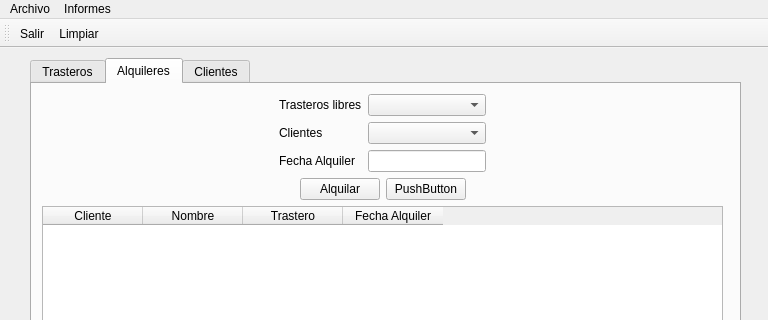
Above: ventanamain.ui from lucascabaleiro/RecuperaCabaleiroSanchez before the change; both pictures show x 0 to 768 and y 0 to 320 of the 768 by 628 pixel window. Below: the same form after it.
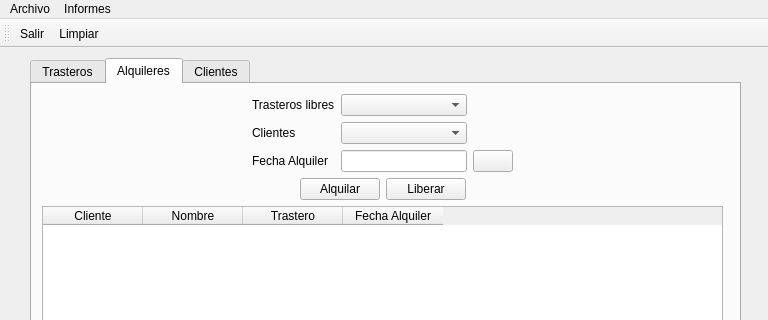
That is the form after the change. The open tabs and pages were chosen to show the change. Icons and pictures are not drawn.

Diff of the .ui file:
```diff
--- a/ventanamain.ui
+++ b/ventanamain.ui
@@ -733,7 +733,7 @@
          <item row="0" column="2">
           <widget class="QPushButton" name="btnBajaAlquiler">
            <property name="text">
-            <string>PushButton</string>
+            <string>Liberar</string>
            </property>
           </widget>
          </item>
@@ -766,8 +766,8 @@
         </layout>
        </item>
        <item row="2" column="1">
-        <layout class="QGridLayout" name="gridLayout_10" columnstretch="10,0,5,10">
-         <item row="0" column="3">
+        <layout class="QGridLayout" name="gridLayout_10" columnstretch="10,0,6,0,10">
+         <item row="0" column="4">
           <spacer name="horizontalSpacer_11">
            <property name="orientation">
             <enum>Qt::Horizontal</enum>
@@ -800,19 +800,19 @@
            </property>
           </widget>
          </item>
-         <item row="1" column="1">
-          <widget class="QLabel" name="label_9">
-           <property name="text">
-            <string>Clientes</string>
-           </property>
-          </widget>
-         </item>
          <item row="0" column="2">
           <widget class="QComboBox" name="cmbTrasteros"/>
          </item>
          <item row="1" column="2">
           <widget class="QComboBox" name="cmbClientes"/>
          </item>
+         <item row="1" column="1">
+          <widget class="QLabel" name="label_9">
+           <property name="text">
+            <string>Clientes</string>
+           </property>
+          </widget>
+         </item>
          <item row="2" column="2">
           <widget class="QLineEdit" name="edtFechaAlquiler"/>
          </item>
@@ -823,6 +823,17 @@
            </property>
           </widget>
          </item>
+         <item row="2" column="3">
+          <widget class="QPushButton" name="btnCalendar">
+           <property name="text">
+            <string/>
+           </property>
+           <property name="icon">
+            <iconset>
+             <normaloff>img/calendar.png</normaloff>img/calendar.png</iconset>
+           </property>
+          </widget>
+         </item>
         </layout>
        </item>
        <item row="4" column="1">
```
Left out of the diff: 4 changed lines with no effect on the pictures.
